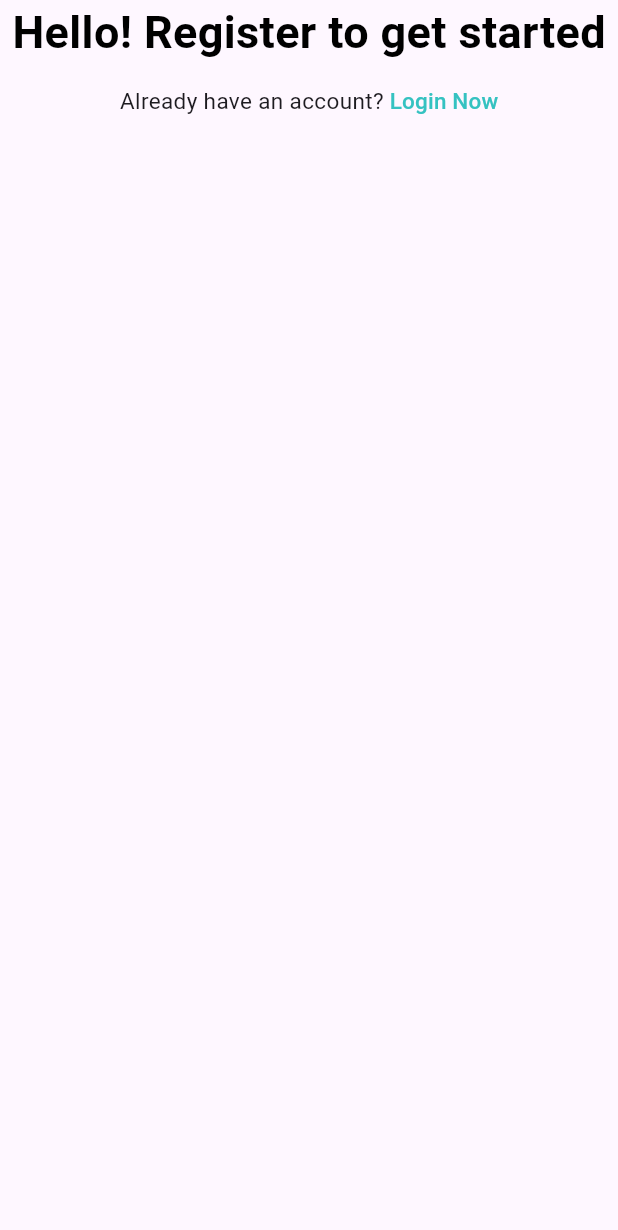
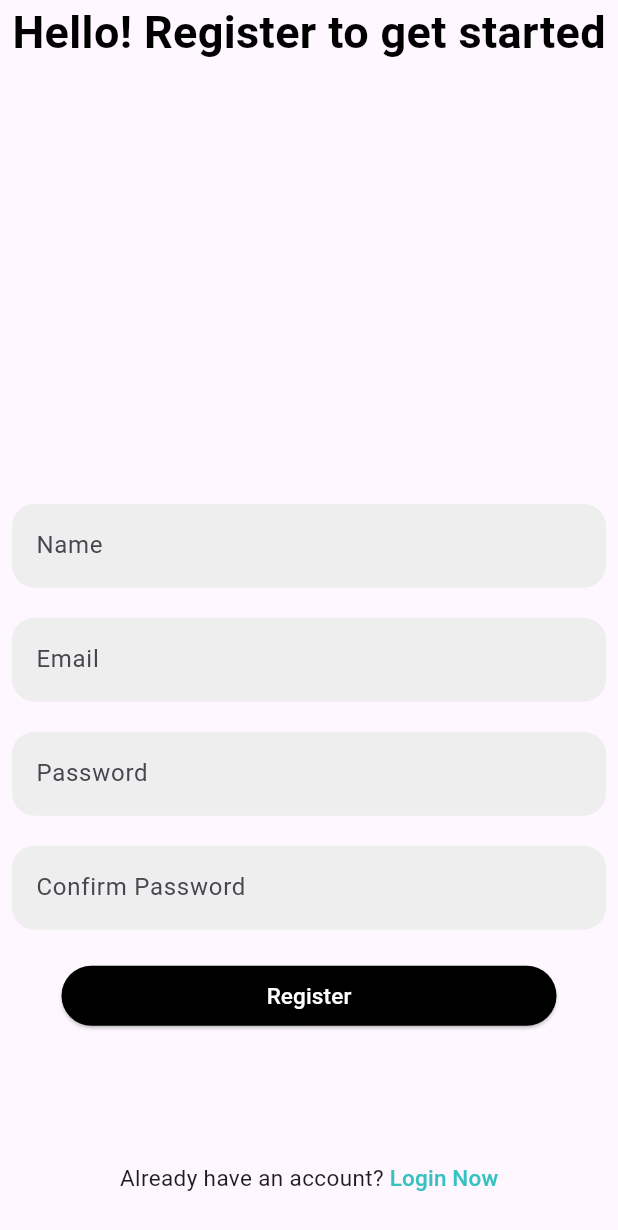
Before and after one commit to WaelLasheen/movies-app, a Flutter app: the screen it shows after launch, after a tap on "Register", on a phone screen of 412 x 824 dp. Shown: the top 1230 px of the screen. Run offline on Flutter 3.47's test engine with Material 3 defaults, Android fonts, the phone set to English and light mode, and no system bars.

Commit message:
build register screen and custom button

```diff
--- /dev/null
+++ b/lib/core/login_register_button.dart
@@ -0,0 +1,22 @@
+import 'package:flutter/material.dart';
+
+class LoginAndRegister extends StatelessWidget {
+  final String text;
+  const LoginAndRegister({super.key, required this.text});
+
+  @override
+  Widget build(BuildContext context) {
+    return ElevatedButton(
+        style: const ButtonStyle(
+          fixedSize: MaterialStatePropertyAll(Size.fromWidth(330)),
+          backgroundColor: MaterialStatePropertyAll(Colors.black),
+        ),
+        onPressed: () {},
+        child: Text( text,
+          style: const TextStyle(
+            fontSize: 15,
+            color: Colors.white,
+          ),
+        ));
+  }
+}
--- a/lib/core/move_between_login_register.dart
+++ b/lib/core/move_between_login_register.dart
@@ -20,7 +20,7 @@ class move_between extends StatelessWidget {
             onPressed: () {
               if (to == 'register') {
                 Navigator.of(context).push(MaterialPageRoute(
-                  builder: (context) => const Register(),
+                  builder: (context) => Register(),
                 ));
               } else {
                 Navigator.of(context).pushReplacement(MaterialPageRoute(
--- a/lib/features/login/view/login.dart
+++ b/lib/features/login/view/login.dart
@@ -1,4 +1,5 @@
 import 'package:flutter/material.dart';
+import 'package:movies_app/core/login_register_button.dart';
 import 'package:movies_app/core/move_between_login_register.dart';
 import 'package:movies_app/core/text_feild.dart';
 
@@ -22,26 +23,11 @@ class LogIn extends StatelessWidget {
                 style: TextStyle(color: Colors.black ,fontWeight: FontWeight.bold ,fontSize: 30),),
 
                 const Spacer(flex: 4,),
-
                 textFeild(hintText: 'Enter your email', controller: emailControler),
                 const SizedBox(height: 20,),
                 textFeild(hintText: 'Enter your password' ,obscureText: true, controller: passwardControler,),
-
                 const Spacer(flex: 1),
-                ///////////////////////////// modifai this and make custom
-                ElevatedButton(
-                  style: const ButtonStyle(
-                    fixedSize: MaterialStatePropertyAll(Size.fromWidth(330)),
-                    backgroundColor: MaterialStatePropertyAll(Colors.black),
-                  ),
-                  onPressed: (){},
-                  child: const Text('Login',
-                    style: TextStyle(
-                    fontSize: 15,
-                    color: Colors.white,),
-                  )
-                ),
-
+                const LoginAndRegister(text: "Login"),
                 const SizedBox(height: 15,),
                 const move_between(to: 'register'),
                 const SizedBox(height: 15,),
--- a/lib/features/onboarding/view/components/button.dart
+++ b/lib/features/onboarding/view/components/button.dart
@@ -17,7 +17,7 @@ class button extends StatelessWidget {
         onPressed: () {
           Navigator.of(context).push(MaterialPageRoute(
             builder: (context) =>
-                text == "Login" ? LogIn() : const Register(),
+                text == "Login" ? LogIn() : Register(),
           ));
         },
         child: Text(
--- a/lib/features/register/view/screen/register.dart
+++ b/lib/features/register/view/screen/register.dart
@@ -1,23 +1,45 @@
 import 'package:flutter/material.dart';
+import 'package:movies_app/core/login_register_button.dart';
 import 'package:movies_app/core/move_between_login_register.dart';
+import 'package:movies_app/core/text_feild.dart';
 
 class Register extends StatelessWidget {
-  const Register({super.key});
+  Register({super.key});
+
+  final nameControler = TextEditingController();
+  final emailControler = TextEditingController();
+  final passwordControler = TextEditingController();
+  final confirmPasswordControler = TextEditingController();
 
   @override
   Widget build(BuildContext context) {
-    return const MaterialApp(
+    return MaterialApp(
       debugShowCheckedModeBanner: false,
       home: Scaffold(
         body: SafeArea(
-          child: Column(
-            children: [
-              Text("Hello! Register to get started",
-              style: TextStyle(color: Colors.black ,fontWeight: FontWeight.bold ,fontSize: 30),),
+          child: Padding(
+            padding: const EdgeInsets.symmetric(horizontal: 8),
+            child: Column(
+              children: [
+                const Text("Hello! Register to get started",
+                style: TextStyle(color: Colors.black ,fontWeight: FontWeight.bold ,fontSize: 30),),
 
+                const Spacer(flex: 4,),
 
-              move_between(to: 'login')
-            ],
+                textFeild(hintText: 'Name', controller: nameControler),
+                const SizedBox(height: 20,),
+                textFeild(hintText: 'Email', controller: emailControler),
+                const SizedBox(height: 20,),
+                textFeild(hintText: 'Password', controller: passwordControler),
+                const SizedBox(height: 20,),
+                textFeild(hintText: 'Confirm Password', controller: confirmPasswordControler),
+                const SizedBox(height: 20,),
+                const LoginAndRegister(text: "Register"),
+                const Spacer(flex: 1,),
+                const move_between(to: 'login'),
+                const SizedBox(height: 15,),
+              ],
+            ),
           ),
         ),
       ),
```
